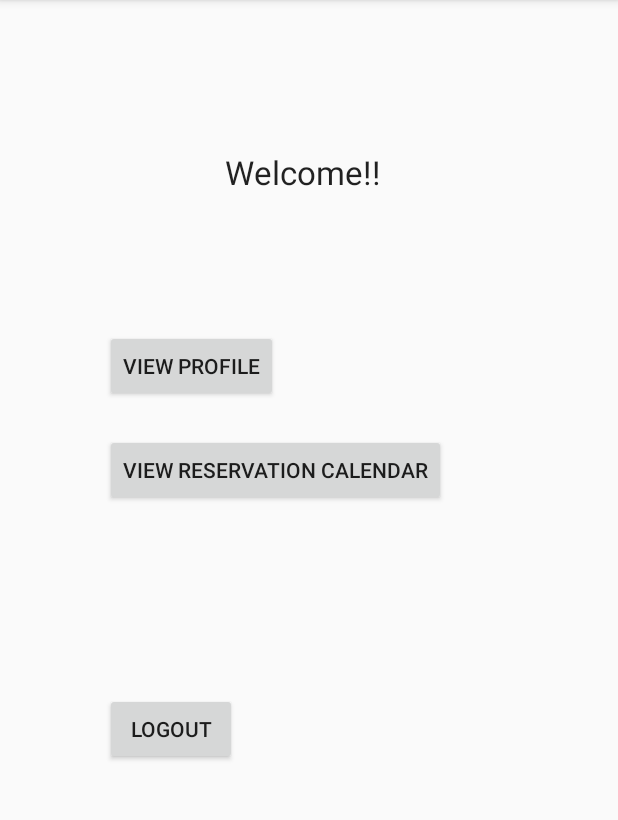
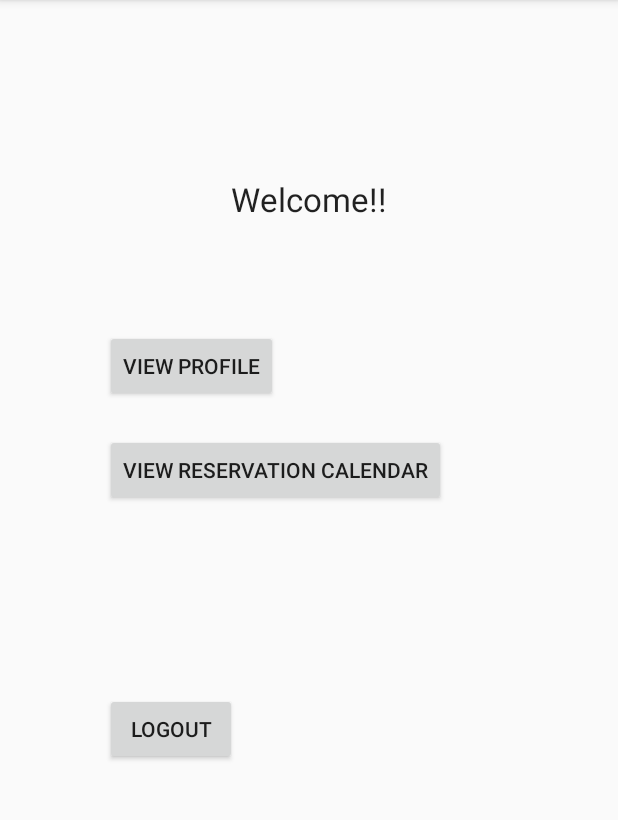
Before and after one commit to sayali2812/Arlington-Rent-a-Car, an Android app: the ManagerHomeScreen screen opened directly, with no data from a screen before it, on a phone screen of 412 x 824 dp, the part 84-904 px from its top. Run offline under Robolectric (Android 15) with nearby library versions, the phone set to English and light mode, and no system bars.

```diff
--- a/app/src/main/res/layout/activity_main.xml
+++ b/app/src/main/res/layout/activity_main.xml
@@ -26,7 +26,7 @@
             android:background="?attr/colorPrimary"
             android:gravity="center"
             app:popupTheme="@style/AppTheme.PopupOverlay"
-            app:title="Rent a car" />
+            app:title="@string/app_name" />
 
     </com.google.android.material.appbar.AppBarLayout>
 
--- a/app/src/main/res/layout/activity_manager_home_screen.xml
+++ b/app/src/main/res/layout/activity_manager_home_screen.xml
@@ -6,17 +6,28 @@
     android:layout_height="match_parent"
     tools:context=".ManagerHomeScreen">
 
+    <com.google.android.material.appbar.AppBarLayout
+        android:id="@+id/appBarLayout"
+        android:layout_width="0dp"
+        android:layout_height="wrap_content"
+        android:baselineAligned="false"
+        android:theme="@style/AppTheme.AppBarOverlay"
+        app:flow_horizontalAlign="center"
+        app:layout_constraintEnd_toEndOf="parent"
+        app:layout_constraintStart_toStartOf="parent"
+        app:layout_constraintTop_toTopOf="parent"/>
+
     <TextView
         android:id="@+id/welcomeText"
         android:layout_width="wrap_content"
         android:layout_height="wrap_content"
-        android:layout_marginStart="150dp"
-        android:layout_marginLeft="150dp"
-        android:layout_marginTop="100dp"
         android:text="Welcome!!"
         android:textAppearance="@style/TextAppearance.AppCompat.Large"
+        app:layout_constraintBottom_toTopOf="@+id/button"
+        app:layout_constraintEnd_toEndOf="parent"
         app:layout_constraintStart_toStartOf="parent"
-        app:layout_constraintTop_toTopOf="parent" />
+        app:layout_constraintTop_toBottomOf="@+id/appBarLayout"
+        app:layout_constraintVertical_bias="0.618" />
 
     <Button
         android:id="@+id/button"
```
Also changed, not shown: app/src/main/java/com/example/arlingtonrentacar/MainActivity.java (+36 -16 lines), app/src/main/java/com/example/arlingtonrentacar/database/DatabaseHelper.java (added, +34 -0 lines), app/src/main/java/com/example/arlingtonrentacar/users/SystemUser.java (added, +49 -0 lines).
